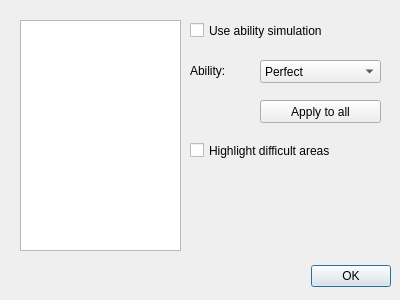
Above: mscore/abilitysimulation.ui from jthistle/MuseScore before the change. Below: the same form after it.
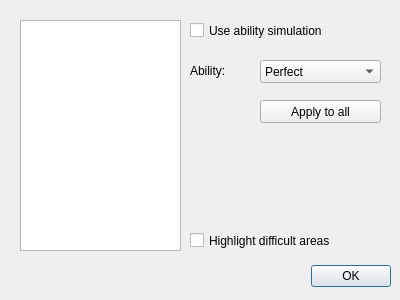
That is the form after the change.

The edit to the form file:
```diff
--- a/mscore/abilitysimulation.ui
+++ b/mscore/abilitysimulation.ui
@@ -122,7 +122,7 @@
    <property name="geometry">
     <rect>
      <x>190</x>
-     <y>140</y>
+     <y>230</y>
      <width>201</width>
      <height>21</height>
     </rect>
```
